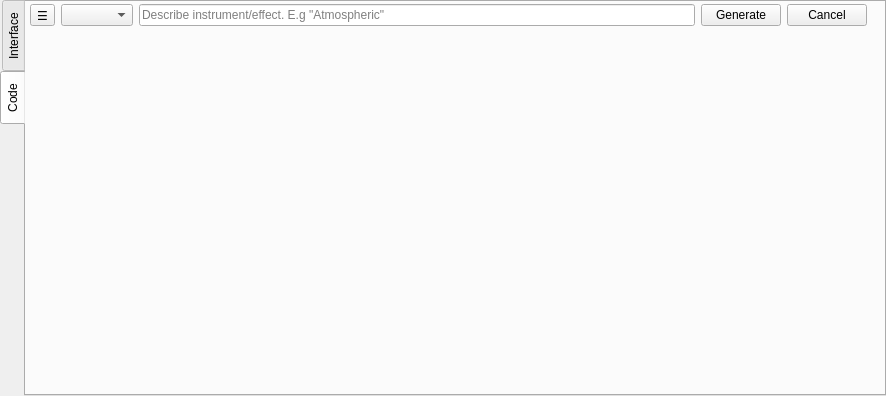
kmatheussen/radium, file Qt/qt4_faust_plugin_widget.ui: the form before one commit.
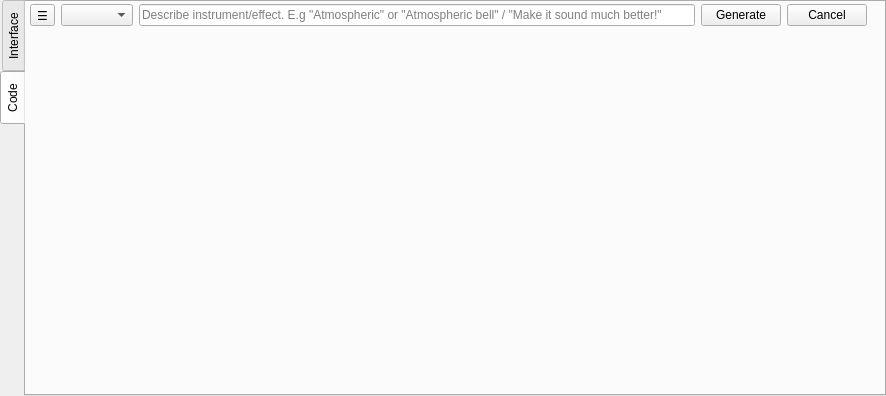
The form after the commit.

What changed in the file:
```diff
--- a/Qt/qt4_faust_plugin_widget.ui
+++ b/Qt/qt4_faust_plugin_widget.ui
@@ -153,7 +153,7 @@
           <item>
               <widget class="QLineEdit" name="prompt_edit">
                 <property name="placeholderText">
-                 <string>Describe instrument/effect. E.g "Atmospheric"</string>
+                 <string>Describe instrument/effect. E.g "Atmospheric" or "Atmospheric bell" / "Make it sound much better!"</string>
                 </property>
               </widget>
           </item>
```
